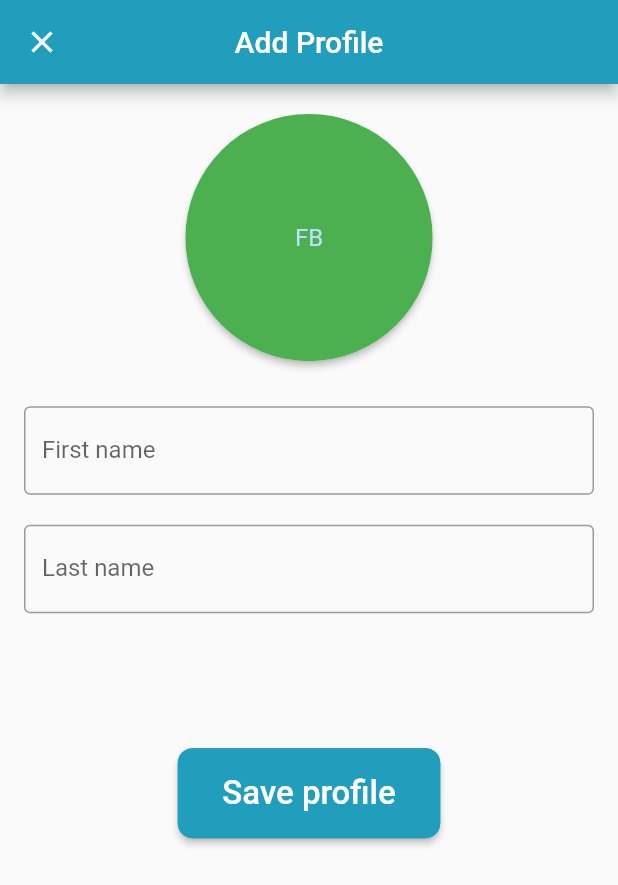
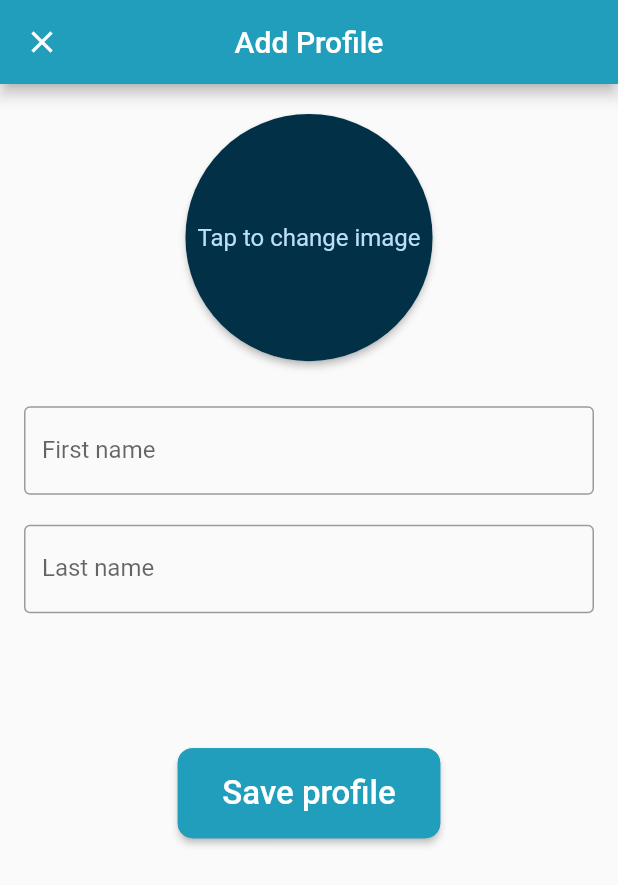
Before and after one commit to Trip-It/trip-it, a Flutter app: the AddProfileScreen screen opened by its route, on a phone screen of 412 x 824 dp. Shown: the top 885 px of the screen. Run offline on Flutter 3.47's test engine with Material 2 defaults, Android fonts, the light colour scheme and no system bars; our stand-ins replace auto_size_text, flutter_map, geolocator, latlong, sqflite, webview_flutter; missing offline and left inert: flutter_fluid_slider, nominatim_location_picker; accounts and stored records are empty.

Commit message:
Adapted button layout

```diff
--- a/lib/screens/add_profile.dart
+++ b/lib/screens/add_profile.dart
@@ -31,8 +31,8 @@ class AddProfileScreen extends StatelessWidget {
                         ) {},
                     child: new CircleAvatar(
                       radius: (MediaQuery.of(context).size.width / 5.0),
-                      backgroundColor: Colors.green,
-                      child: Text('FB'),
+                      backgroundColor: TripItColors.primaryDarkBlue,
+                      child: Text('Tap to change image'),
                     ),
                     shape: new CircleBorder(),
                     elevation: 2.0,
```
